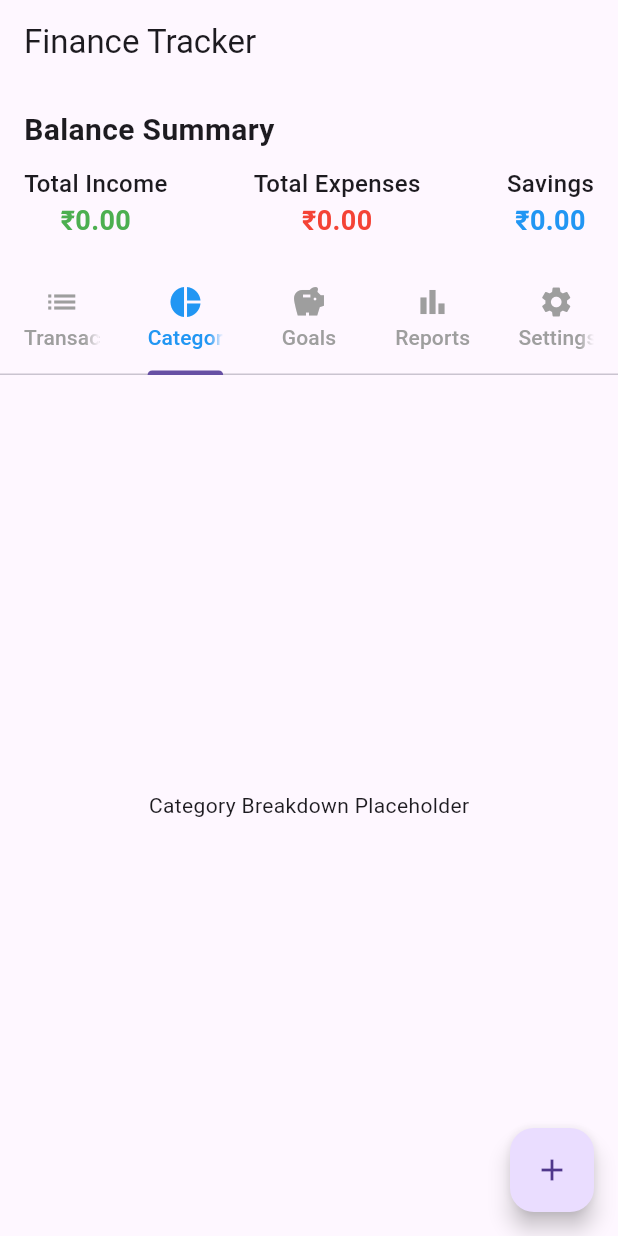
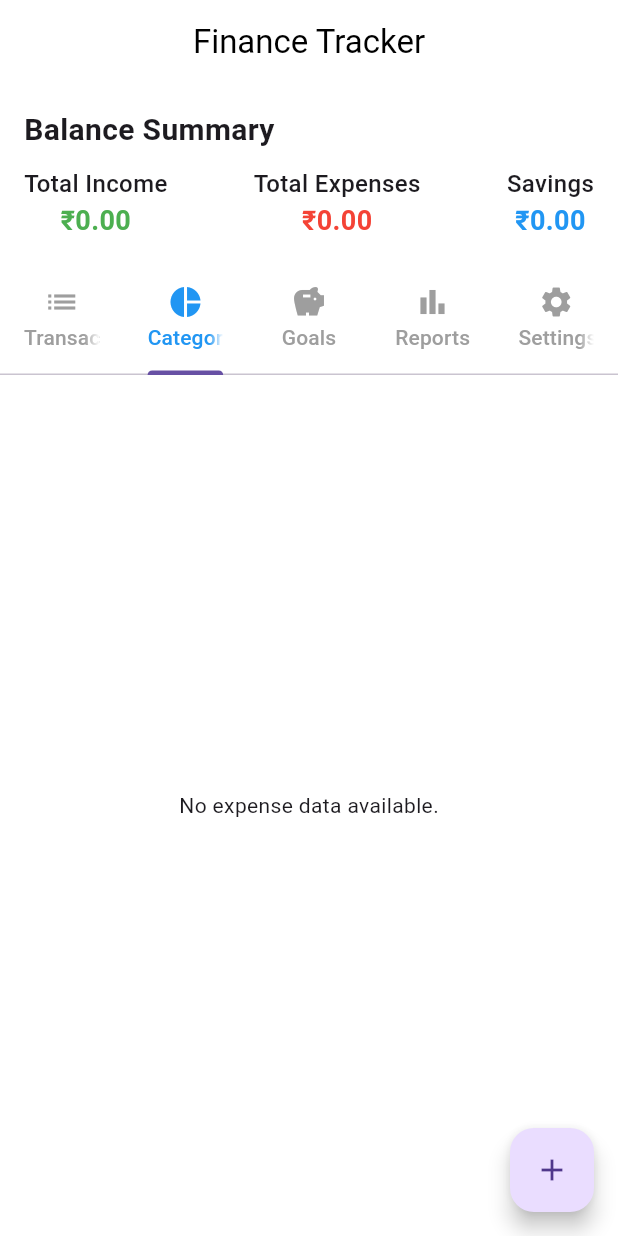
Before and after one commit to NiyakoA1/Personal-Finance-, a Flutter app: the screen it shows after launch, tab 2 chosen, on a phone screen of 412 x 824 dp. Run offline on Flutter 3.47's test engine with Material 3 defaults, Android fonts, the phone set to English and light mode, and no system bars; our stand-ins replace hive, hive_flutter, pie_chart; accounts and stored records are empty.

Commit message:
Changed background white, added pie chart for expenses in categories, made each tab into different screen folder for organization

```diff
--- a/lib/home_screen.dart
+++ b/lib/home_screen.dart
@@ -1,22 +1,38 @@
+// lib/home_screen.dart
+
 import 'package:flutter/material.dart';
 import 'package:provider/provider.dart';
-import 'add_transaction_screen.dart';
-import 'transaction_provider.dart'; // Import the provider for transaction management
+import 'transaction_provider.dart';
+
+// Screens for each tab (in lib/screens/ folder)
+import 'screens/transactions_screen.dart';
+import 'screens/categories_screen.dart';
+import 'screens/goals_screen.dart';
+import 'screens/reports_screen.dart';
+import 'screens/settings_screen.dart';
 
 class HomeScreen extends StatelessWidget {
   @override
   Widget build(BuildContext context) {
     return Scaffold(
-      appBar: AppBar(title: Text('Finance Tracker')),
+      backgroundColor: Colors.white,
+      appBar: AppBar(
+        backgroundColor: Colors.white,
+        foregroundColor: Colors.black, // sets text/icon color
+        elevation: 0, // remove shadow if desired
+        centerTitle: true,
+        title: Text('Finance Tracker'),
+      ),
       body: Column(
         children: [
+          // Keep the same BalanceSummary from your original code
           BalanceSummary(),
           Expanded(
             child: DefaultTabController(
-              length: 5, // Number of tabs
+              length: 5, // We have five tabs
               child: Column(
                 children: [
-                  // TabBar to switch between different views
+                  // The TabBar colors
                   TabBar(
                     labelColor: Colors.blue,
                     unselectedLabelColor: Colors.grey,
@@ -28,38 +44,15 @@ class HomeScreen extends StatelessWidget {
                       Tab(icon: Icon(Icons.settings), text: 'Settings'),
                     ],
                   ),
+                  // Each tab below points to its own screen
                   Expanded(
                     child: TabBarView(
                       children: [
-                        // Transaction List Screen
-                        Consumer<TransactionProvider>(
-                          builder: (context, provider, child) {
-                            return ListView.builder(
-                              itemCount: provider.transactions.length,
-                              itemBuilder: (context, index) {
-                                final transaction = provider.transactions[index];
-                                return ListTile(
-                                  title: Text(transaction.type), // Transaction Type
-                                  subtitle: Column(
-                                    crossAxisAlignment: CrossAxisAlignment.start,
-                                    children: [
-                                      Text("Amount: ₹${transaction.amount}"), // Display amount
-                                      Text("Category: ${transaction.category}", style: TextStyle(color: Colors.grey)), // Display category
-                                    ],
-                                  ),
-                                );
-                              },
-                            );
-                          },
-                        ),
-                        // Placeholder for Category Breakdown
-                        Center(child: Text('Category Breakdown Placeholder')),
-                        // Placeholder for Savings Goals
-                        Center(child: Text('Savings Goals Placeholder')),
-                        // Placeholder for Reports
-                        Center(child: Text('Reports Placeholder')),
-                        // Placeholder for Settings
-                        Center(child: Text('Settings Placeholder')),
+                        TransactionsScreen(),
+                        CategoriesScreen(),
+                        GoalsScreen(),
+                        ReportsScreen(),
+                        SettingsScreen(),
                       ],
                     ),
                   ),
@@ -69,9 +62,9 @@ class HomeScreen extends StatelessWidget {
           ),
         ],
       ),
+      // Same floating button to add new transaction
       floatingActionButton: FloatingActionButton(
         onPressed: () {
-          // Navigate to the Add Transaction Screen
           Navigator.pushNamed(context, '/addTransaction');
         },
         child: Icon(Icons.add),
@@ -80,6 +73,7 @@ class HomeScreen extends StatelessWidget {
   }
 }
 
+// Same BalanceSummary widget with color-coded text
 class BalanceSummary extends StatelessWidget {
   @override
   Widget build(BuildContext context) {
@@ -88,32 +82,60 @@ class BalanceSummary extends StatelessWidget {
       child: Column(
         crossAxisAlignment: CrossAxisAlignment.start,
         children: [
-          Text('Balance Summary', style: TextStyle(fontSize: 20, fontWeight: FontWeight.bold)),
+          Text('Balance Summary',
+              style: TextStyle(fontSize: 20, fontWeight: FontWeight.bold)),
           SizedBox(height: 10),
           Consumer<TransactionProvider>(
             builder: (context, provider, child) {
               return Row(
                 mainAxisAlignment: MainAxisAlignment.spaceBetween,
                 children: [
-                  // Total Income Column
+                  // Total Income
                   Column(
                     children: [
-                      Text('Total Income', style: TextStyle(fontSize: 16, fontWeight: FontWeight.w500)),
-                      Text('₹${provider.totalIncome.toStringAsFixed(2)}', style: TextStyle(color: Colors.green, fontSize: 18, fontWeight: FontWeight.bold)),
+                      Text('Total Income',
+                          style: TextStyle(
+                              fontSize: 16, fontWeight: FontWeight.w500)),
+                      Text(
+                        '₹${provider.totalIncome.toStringAsFixed(2)}',
+                        style: TextStyle(
+                          color: Colors.green,
+                          fontSize: 18,
+                          fontWeight: FontWeight.bold,
+                        ),
+                      ),
                     ],
                   ),
-                  // Total Expenses Column
+                  // Total Expenses
                   Column(
                     children: [
-                      Text('Total Expenses', style: TextStyle(fontSize: 16, fontWeight: FontWeight.w500)),
-                      Text('₹${provider.totalExpenses.toStringAsFixed(2)}', style: TextStyle(color: Colors.red, fontSize: 18, fontWeight: FontWeight.bold)),
+                      Text('Total Expenses',
+                          style: TextStyle(
+                              fontSize: 16, fontWeight: FontWeight.w500)),
+                      Text(
+                        '₹${provider.totalExpenses.toStringAsFixed(2)}',
+                        style: TextStyle(
+                          color: Colors.red,
+                          fontSize: 18,
+                          fontWeight: FontWeight.bold,
+                        ),
+                      ),
                     ],
                   ),
-                  // Savings Column
+                  // Savings (Income - Expenses)
                   Column(
                     children: [
-                      Text('Savings', style: TextStyle(fontSize: 16, fontWeight: FontWeight.w500)),
-                      Text('₹${provider.totalSavings.toStringAsFixed(2)}', style: TextStyle(color: Colors.blue, fontSize: 18, fontWeight: FontWeight.bold)),
+                      Text('Savings',
+                          style: TextStyle(
+                              fontSize: 16, fontWeight: FontWeight.w500)),
+                      Text(
+                        '₹${provider.totalSavings.toStringAsFixed(2)}',
+                        style: TextStyle(
+                          color: Colors.blue,
+                          fontSize: 18,
+                          fontWeight: FontWeight.bold,
+                        ),
+                      ),
                     ],
                   ),
                 ],
--- a/lib/main.dart
+++ b/lib/main.dart
@@ -1,15 +1,21 @@
+// lib/main.dart
 import 'package:flutter/material.dart';
 import 'package:hive_flutter/hive_flutter.dart';
-import 'package:project1/add_transaction_screen.dart';
 import 'package:provider/provider.dart';
+
+import 'transaction_model.dart';
+import 'transaction_provider.dart';
 import 'home_screen.dart';
-import 'transaction_provider.dart';
-import 'transaction_model.dart'; // Assuming you have this file
+import 'add_transaction_screen.dart';
 
 void main() async {
   WidgetsFlutterBinding.ensureInitialized();
-  await Hive.initFlutter(); // Initialize Hive
-  Hive.registerAdapter(TransactionModelAdapter()); // Register the adapter for TransactionModel
+
+  // Initialize Hive
+  await Hive.initFlutter();
+
+  // Register the adapter for TransactionModel
+  Hive.registerAdapter(TransactionModelAdapter());
 
   runApp(FinanceTrackerApp());
 }
@@ -18,7 +24,7 @@ class FinanceTrackerApp extends StatelessWidget {
   @override
   Widget build(BuildContext context) {
     return ChangeNotifierProvider(
-      create: (_) => TransactionProvider()..loadTransactions(), // Load transactions from Hive on start
+      create: (_) => TransactionProvider()..loadTransactions(),
       child: MaterialApp(
         debugShowCheckedModeBanner: false,
         title: 'Finance Tracker',
@@ -26,6 +32,7 @@ class FinanceTrackerApp extends StatelessWidget {
         home: HomeScreen(),
         routes: {
           '/addTransaction': (context) => AddTransactionScreen(),
+          // You can define more routes if needed
         },
       ),
     );
--- /dev/null
+++ b/lib/screens/categories_screen.dart
@@ -0,0 +1,44 @@
+// lib/screens/categories_screen.dart
+import 'package:flutter/material.dart';
+import 'package:provider/provider.dart';
+import 'package:pie_chart/pie_chart.dart';
+
+import '../transaction_provider.dart';
+
+class CategoriesScreen extends StatelessWidget {
+  @override
+  Widget build(BuildContext context) {
+    return Consumer<TransactionProvider>(
+      builder: (context, provider, child) {
+        // 1) Sum only the expenses by category
+        final expensesByCategory = <String, double>{};
+        for (final txn in provider.transactions) {
+          if (txn.type == 'Expense') {
+            expensesByCategory[txn.category] =
+                (expensesByCategory[txn.category] ?? 0) + txn.amount;
+          }
+        }
+
+        // If no expense data, show a message
+        if (expensesByCategory.isEmpty) {
+          return Center(child: Text('No expense data available.'));
+        }
+
+        // 2) Build the pie chart using the map
+        return Padding(
+          padding: const EdgeInsets.all(16.0),
+          child: PieChart(
+            dataMap: expensesByCategory,
+            chartType: ChartType.ring,
+            chartRadius: MediaQuery.of(context).size.width / 2,
+            baseChartColor: Colors.grey[200]!,
+            chartValuesOptions: ChartValuesOptions(
+              showChartValuesInPercentage: false,
+              showChartValuesOutside: true,
+            ),
+          ),
+        );
+      },
+    );
+  }
+}
--- a/lib/transaction_provider.dart
+++ b/lib/transaction_provider.dart
@@ -1,52 +1,41 @@
+// lib/transaction_provider.dart
 import 'package:flutter/material.dart';
 import 'package:hive/hive.dart';
-import 'transaction_model.dart';  // Assuming you have this file for TransactionModel
+import 'transaction_model.dart';
 
 class TransactionProvider with ChangeNotifier {
+  final String _boxName = 'transactions';
   List<TransactionModel> _transactions = [];
-  final String _boxName = 'transactions';
 
   List<TransactionModel> get transactions => _transactions;
 
-  // Load transactions from Hive
   Future<void> loadTransactions() async {
-    var box = await Hive.openBox<TransactionModel>(_boxName);
+    final box = await Hive.openBox<TransactionModel>(_boxName);
     _transactions = box.values.toList();
     notifyListeners();
   }
 
-  // Add a new transaction to the list and store it in Hive
   Future<void> addTransaction(TransactionModel transaction) async {
-    var box = await Hive.openBox<TransactionModel>(_boxName);
+    final box = await Hive.openBox<TransactionModel>(_boxName);
     await box.add(transaction);
-    _transactions.add(transaction); // Update local state
+    _transactions.add(transaction);
     notifyListeners();
   }
 
-  // Delete a transaction by index and remove it from Hive
   Future<void> deleteTransaction(int index) async {
-    var box = await Hive.openBox<TransactionModel>(_boxName);
+    final box = await Hive.openBox<TransactionModel>(_boxName);
     await box.deleteAt(index);
-    _transactions.removeAt(index); // Update local state
+    _transactions.removeAt(index);
     notifyListeners();
   }
 
-  // Calculate total income
-  double get totalIncome {
-    return _transactions
-        .where((transaction) => transaction.type == 'Income')
-        .fold(0.0, (sum, transaction) => sum + transaction.amount);
-  }
+  double get totalIncome => _transactions
+      .where((t) => t.type == 'Income')
+      .fold(0.0, (sum, t) => sum + t.amount);
 
-  // Calculate total expenses
-  double get totalExpenses {
-    return _transactions
-        .where((transaction) => transaction.type == 'Expense')
-        .fold(0.0, (sum, transaction) => sum + transaction.amount);
-  }
+  double get totalExpenses => _transactions
+      .where((t) => t.type == 'Expense')
+      .fold(0.0, (sum, t) => sum + t.amount);
 
-  // Calculate savings (Income - Expenses)
-  double get totalSavings {
-    return totalIncome - totalExpenses;
-  }
+  double get totalSavings => totalIncome - totalExpenses;
 }
--- a/pubspec.yaml
+++ b/pubspec.yaml
@@ -19,7 +19,8 @@ publish_to: 'none' # Remove this line if you wish to publish to pub.dev
 version: 1.0.0+1
 
 environment:
-  sdk: ^3.8.0-24.0.dev
+  sdk: ">=3.7.0 <4.0.0"
+
 
 # Dependencies specify other packages that your package needs in order to work.
 # To automatically upgrade your package dependencies to the latest versions
@@ -33,6 +34,7 @@ dependencies:
   provider: ^6.0.5
   hive: ^2.2.3
   hive_flutter: ^1.1.0
+  pie_chart: 5.4.0
   # The following adds the Cupertino Icons font to your application.
   # Use with the CupertinoIcons class for iOS style icons.
   cupertino_icons: ^1.0.8
```
Also changed, not shown: lib/add_transaction_screen.dart (+23 -39 lines), lib/screens/background_screen.dart (added, +19 -0 lines), lib/screens/goals_screen.dart (added, +11 -0 lines), lib/screens/reports_screen.dart (added, +11 -0 lines), lib/screens/settings_screen.dart (added, +11 -0 lines), lib/screens/transactions_screen.dart (added, +31 -0 lines), pubspec.lock.
